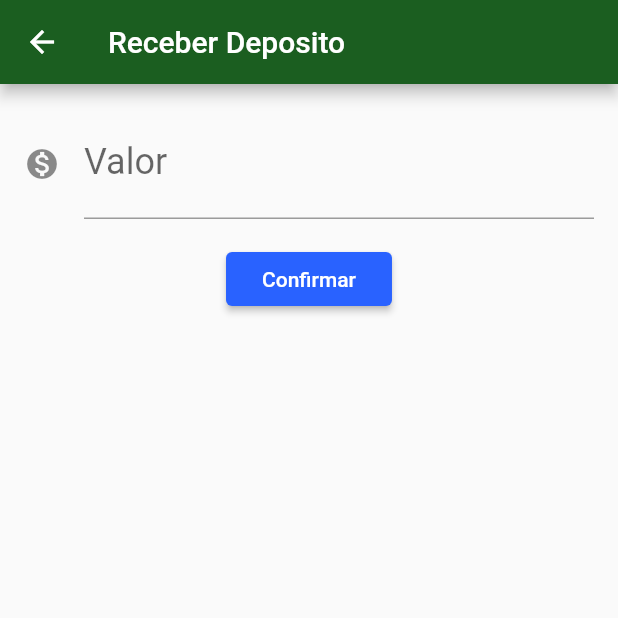
After one commit to alexguidi/bytebank, a Flutter app: the screen it shows after launch, after a tap on "Receber Deposito", on a phone screen of 412 x 824 dp, the top half of it. The commit adds this screen. Run offline on Flutter 3.47's test engine with Material 2 defaults, Android fonts, the phone set to English and light mode, and no system bars.

Commit message:
Adicionando formulario de transferencia

```diff
--- a/lib/models/saldo.dart
+++ b/lib/models/saldo.dart
@@ -1,9 +1,21 @@
 import 'package:flutter/material.dart';
 
 class Saldo extends ChangeNotifier{
-  final double valor;
+  double valor;
 
   Saldo(this.valor);
+
+  void adiciona(double valor){
+    this.valor += valor;
+
+    notifyListeners();
+  }
+
+  void subtrai(double valor){
+    this.valor -= valor;
+
+    notifyListeners();
+  }
 
   @override
   String toString() {
--- a/lib/screens/dashboard/dashboard.dart
+++ b/lib/screens/dashboard/dashboard.dart
@@ -1,14 +1,28 @@
 import 'package:bytebank/models/saldo.dart';
 import 'package:bytebank/screens/dashboard/saldo.dart';
+import 'package:bytebank/screens/deposito/formulario.dart';
 import 'package:flutter/material.dart';
+import 'package:provider/provider.dart';
 
-class Dashboard extends StatelessWidget{
-  Widget build(BuildContext context){
+class Dashboard extends StatelessWidget {
+  Widget build(BuildContext context) {
     return Scaffold(
-      appBar: AppBar(
-        title: const Text('Bytebank'),
-      ),
-      body: Align(alignment: Alignment.topCenter, child: SaldoCard()),
-    );
+        appBar: AppBar(
+          title: const Text('Bytebank'),
+        ),
+        body: ListView(children: <Widget>[
+          Align(
+            alignment: Alignment.topCenter,
+            child: SaldoCard(),
+          ),
+          RaisedButton(
+              child: Text('Receber Deposito'),
+              onPressed: () {
+                Navigator.push(context, MaterialPageRoute(builder: (context){
+                  return FormularioDeposito();
+                }));
+              },
+            ),
+        ]));
   }
 }
--- /dev/null
+++ b/lib/screens/deposito/formulario.dart
@@ -0,0 +1,57 @@
+import 'package:bytebank/components/editor.dart';
+import 'package:bytebank/models/saldo.dart';
+import 'package:flutter/cupertino.dart';
+import 'package:flutter/material.dart';
+import 'package:provider/provider.dart';
+
+const _tituloAppBar = 'Receber Deposito';
+const _dicaCampoValor = '0.00';
+const _rotuloCampoValor = 'Valor';
+const _textoBotaoConfirmar = 'Confirmar';
+
+class FormularioDeposito extends StatelessWidget {
+  final TextEditingController _controladorCampoValor = TextEditingController();
+
+  @override
+  Widget build(BuildContext context) {
+    return Scaffold(
+      appBar: AppBar(
+        title: Text(_tituloAppBar),
+      ),
+      body: SingleChildScrollView(
+        child: Column(
+          children: <Widget>[
+            Editor(
+                controlador: _controladorCampoValor,
+                rotulo: _rotuloCampoValor,
+                dica: _dicaCampoValor,
+                icone: Icons.monetization_on),
+            RaisedButton(
+              child: Text(_textoBotaoConfirmar),
+              onPressed: () => _criaDeposito(context),
+            ),
+          ],
+        ),
+      ),
+    );
+  }
+
+  _criaDeposito(context) {
+    final double valor = double.tryParse(_controladorCampoValor.text);
+    final depositoValido = _validaDeposito(valor);
+
+    if (depositoValido) {
+      _atualizaEstado(context, valor);
+      Navigator.pop(context);
+    }
+  }
+
+  _validaDeposito(valor) {
+    final _campoPreenchido = valor != null;
+    return _campoPreenchido;
+  }
+
+  _atualizaEstado(context, valor){
+    Provider.of<Saldo>(context, listen:false).adiciona(valor);
+  }
+}
```
